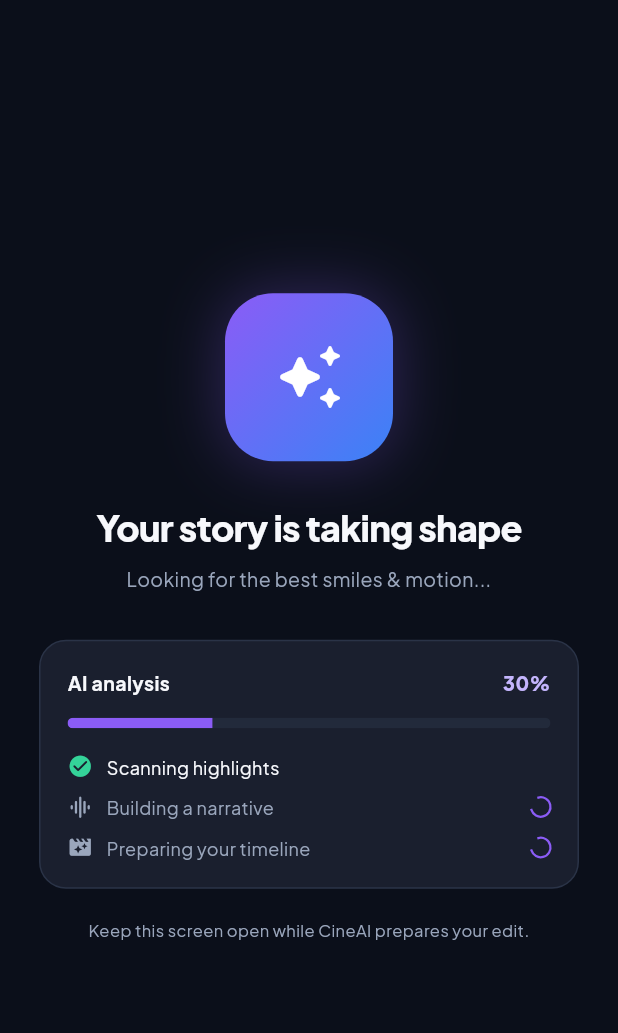
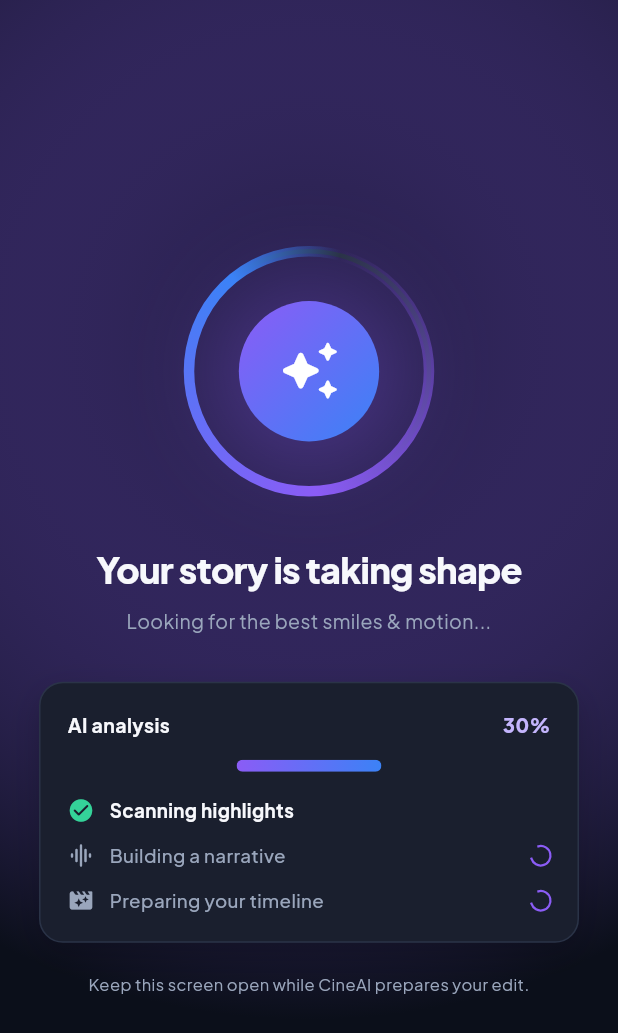
Before and after one commit to eliasmarga50-png/video_editor_interface, a Flutter app: the AnalysisProgressScreen screen opened by its route, on a phone screen of 412 x 824 dp. Shown: the top 1033 px of the screen. Run offline on Flutter 3.47's test engine with Material 3 defaults, Android fonts, the light colour scheme and no system bars; our stand-ins replace drift, flutter_riverpod, flutter_staggered_animations, go_router, google_fonts, shimmer; accounts and stored records are empty; generated files the repository leaves out were written again.

Commit message:
style(analysis): add pulsing gradient ring, gradient progress bar and animated step list

```diff
--- a/lib/presentation/screens/analysis_progress_screen.dart
+++ b/lib/presentation/screens/analysis_progress_screen.dart
@@ -1,7 +1,9 @@
+import 'dart:math' as math;
 
 import 'package:flutter/material.dart';
 import 'package:go_router/go_router.dart';
 import '../../core/theme/theme.dart';
+import '../widgets/cine_widgets.dart';
 
 class AnalysisProgressScreen extends StatefulWidget {
   const AnalysisProgressScreen({super.key});
@@ -45,34 +47,32 @@
   @override
   Widget build(BuildContext context) {
     return Scaffold(
-      body: Center(
-        child: Padding(
+      body: Stack(
+        children: [
+          Positioned.fill(
+            child: DecoratedBox(
+              decoration: BoxDecoration(
+                gradient: RadialGradient(
+                  center: const Alignment(0, -.45),
+                  radius: 1.1,
+                  colors: [
+                    CineAITheme.violet.withValues(alpha: .16),
+                    CineAITheme.background,
+                  ],
+                ),
+              ),
+            ),
+          ),
+          SafeArea(
+            child: Center(
+              child: SingleChildScrollView(
                 padding: const EdgeInsets.all(26),
                 child: ConstrainedBox(
                   constraints: const BoxConstraints(maxWidth: 420),
                   child: Column(
                     mainAxisAlignment: MainAxisAlignment.center,
                     children: [
-                Container(
-                  width: 112,
-                  height: 112,
-                  decoration: BoxDecoration(
-                    gradient: CineAITheme.accentGradient,
-                    borderRadius: BorderRadius.circular(32),
-                    boxShadow: [
-                      BoxShadow(
-                        color: CineAITheme.violet.withValues(alpha: .28),
-                        blurRadius: 35,
-                        spreadRadius: 2,
-                      ),
-                    ],
-                  ),
-                  child: const Icon(
-                    Icons.auto_awesome_rounded,
-                    size: 48,
-                    color: Colors.white,
-                  ),
-                ),
+                      const _PulsingRing(size: 176),
                       const SizedBox(height: 30),
                       Text(
                         'Your story is taking shape',
@@ -80,35 +80,37 @@
                         textAlign: TextAlign.center,
                       ),
                       const SizedBox(height: 10),
-                Text(
+                      AnimatedSwitcher(
+                        duration: const Duration(milliseconds: 300),
+                        child: Text(
                           statusLabel,
+                          key: ValueKey(statusLabel),
                           textAlign: TextAlign.center,
                           style: const TextStyle(
                             color: CineAITheme.textSecondary,
                             height: 1.5,
                           ),
                         ),
+                      ),
                       const SizedBox(height: 30),
-                Container(
+                      AppCard(
                         padding: const EdgeInsets.all(18),
-                  decoration: BoxDecoration(
-                    color: CineAITheme.surface,
-                    borderRadius: BorderRadius.circular(18),
-                    border: Border.all(color: CineAITheme.border),
-                  ),
                         child: Column(
                           children: [
                             Row(
-                        mainAxisAlignment: MainAxisAlignment.spaceBetween,
+                              mainAxisAlignment:
+                                  MainAxisAlignment.spaceBetween,
                               children: [
                                 const Text(
                                   'AI analysis',
-                            style: TextStyle(fontWeight: FontWeight.w700),
+                                  style: TextStyle(
+                                    fontWeight: FontWeight.w700,
+                                  ),
                                 ),
                                 Text(
                                   '${(progress * 100).round()}%',
                                   style: const TextStyle(
-                              color: Color(0xFFC4B5FD),
+                                    color: CineAITheme.lavender,
                                     fontWeight: FontWeight.w800,
                                   ),
                                 ),
@@ -120,13 +122,21 @@
                               child: TweenAnimationBuilder<double>(
                                 tween: Tween(begin: 0, end: progress),
                                 duration: const Duration(milliseconds: 500),
+                                curve: Curves.easeOutCubic,
                                 builder: (context, value, _) {
-                            return LinearProgressIndicator(
-                              value: value,
-                              minHeight: 7,
-                              backgroundColor:
-                                  CineAITheme.surfaceElevated,
-                              color: CineAITheme.violet,
+                                  return Container(
+                                    height: 8,
+                                    color: CineAITheme.surfaceElevated,
+                                    child: FractionallySizedBox(
+                                      alignment: Alignment.centerLeft,
+                                      widthFactor: value.clamp(0.0, 1.0),
+                                      child: const DecoratedBox(
+                                        decoration: BoxDecoration(
+                                          gradient:
+                                              CineAITheme.accentGradient,
+                                        ),
+                                      ),
+                                    ),
                                   );
                                 },
                               ),
@@ -137,13 +147,13 @@
                               'Scanning highlights',
                               true,
                             ),
-                      const SizedBox(height: 10),
+                            const SizedBox(height: 12),
                             _statusRow(
                               Icons.graphic_eq_rounded,
                               'Building a narrative',
                               progress >= .7,
                             ),
-                      const SizedBox(height: 10),
+                            const SizedBox(height: 12),
                             _statusRow(
                               Icons.movie_filter_rounded,
                               'Preparing your timeline',
@@ -166,6 +176,9 @@
                 ),
               ),
             ),
+          ),
+        ],
+      ),
     );
   }
 
@@ -176,18 +189,25 @@
   ) {
     return Row(
       children: [
-        Icon(
+        AnimatedSwitcher(
+          duration: const Duration(milliseconds: 250),
+          transitionBuilder: (child, animation) =>
+              ScaleTransition(scale: animation, child: child),
+          child: Icon(
             complete ? Icons.check_circle_rounded : icon,
-          size: 17,
+            key: ValueKey(complete),
+            size: 18,
             color: complete
                 ? CineAITheme.success
                 : CineAITheme.textSecondary,
           ),
-        const SizedBox(width: 9),
+        ),
+        const SizedBox(width: 10),
         Text(
           label,
           style: TextStyle(
-            fontSize: 12,
+            fontSize: 12.5,
+            fontWeight: complete ? FontWeight.w700 : FontWeight.w500,
             color: complete
                 ? CineAITheme.textPrimary
                 : CineAITheme.textSecondary,
@@ -207,3 +227,131 @@
     );
   }
 }
+
+/// Pulsing glow + rotating gradient ring around the AI spark.
+class _PulsingRing extends StatefulWidget {
+  final double size;
+
+  const _PulsingRing({required this.size});
+
+  @override
+  State<_PulsingRing> createState() => _PulsingRingState();
+}
+
+class _PulsingRingState extends State<_PulsingRing>
+    with SingleTickerProviderStateMixin {
+  late final AnimationController _controller = AnimationController(
+    vsync: this,
+    duration: const Duration(milliseconds: 2400),
+  )..repeat();
+
+  @override
+  void dispose() {
+    _controller.dispose();
+    super.dispose();
+  }
+
+  @override
+  Widget build(BuildContext context) {
+    final double size = widget.size;
+
+    return AnimatedBuilder(
+      animation: _controller,
+      builder: (context, _) {
+        final double t = _controller.value;
+        final double pulse = .5 - .5 * math.cos(t * 2 * math.pi);
+
+        return SizedBox(
+          width: size,
+          height: size,
+          child: Stack(
+            alignment: Alignment.center,
+            children: [
+              Container(
+                width: size * .62,
+                height: size * .62,
+                decoration: BoxDecoration(
+                  shape: BoxShape.circle,
+                  boxShadow: [
+                    BoxShadow(
+                      color: CineAITheme.violet
+                          .withValues(alpha: .25 + .25 * pulse),
+                      blurRadius: 40 + 30 * pulse,
+                      spreadRadius: 4 + 8 * pulse,
+                    ),
+                  ],
+                ),
+              ),
+              CustomPaint(
+                size: Size.square(size),
+                painter: _RingPainter(t),
+              ),
+              Transform.scale(
+                scale: 1 + .06 * pulse,
+                child: Container(
+                  width: size * .52,
+                  height: size * .52,
+                  decoration: const BoxDecoration(
+                    shape: BoxShape.circle,
+                    gradient: CineAITheme.accentGradient,
+                  ),
+                  child: Icon(
+                    Icons.auto_awesome_rounded,
+                    size: size * .24,
+                    color: Colors.white,
+                  ),
+                ),
+              ),
+            ],
+          ),
+        );
+      },
+    );
+  }
+}
+
+class _RingPainter extends CustomPainter {
+  final double t;
+
+  _RingPainter(this.t);
+
+  @override
+  void paint(Canvas canvas, Size size) {
+    final Offset center = size.center(Offset.zero);
+    final double radius = size.width / 2 - 8;
+
+    canvas.drawCircle(
+      center,
+      radius,
+      Paint()
+        ..style = PaintingStyle.stroke
+        ..strokeWidth = 3
+        ..color = CineAITheme.border,
+    );
+
+    final Rect rect = Rect.fromCircle(center: center, radius: radius);
+
+    canvas.drawCircle(
+      center,
+      radius,
+      Paint()
+        ..style = PaintingStyle.stroke
+        ..strokeWidth = 7
+        ..strokeCap = StrokeCap.round
+        ..shader = SweepGradient(
+          colors: const [
+            Color(0x008B5CF6),
+            CineAITheme.violet,
+            CineAITheme.blue,
+            Color(0x003B82F6),
+          ],
+          stops: const [0, .45, .85, 1],
+          transform: GradientRotation(t * 2 * math.pi),
+        ).createShader(rect),
+    );
+  }
+
+  @override
+  bool shouldRepaint(covariant _RingPainter oldDelegate) =>
+      oldDelegate.t != t;
+}
```
Lines whose indentation alone changed are shown as unchanged.
